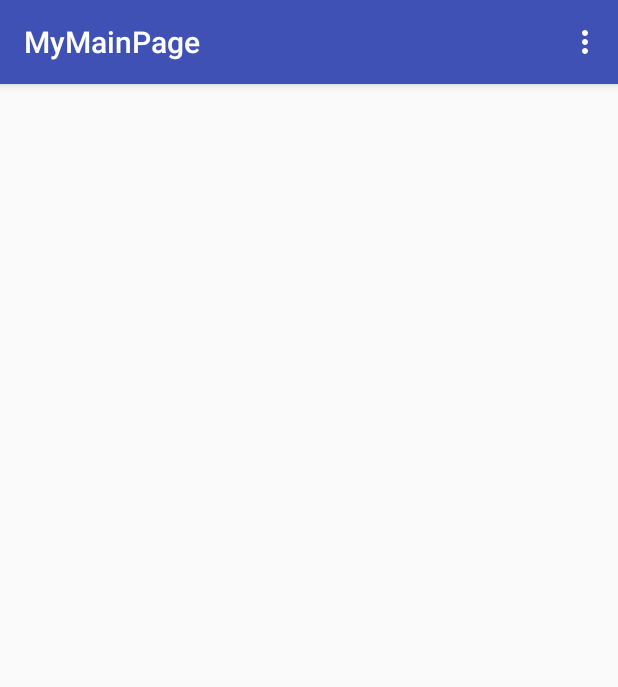
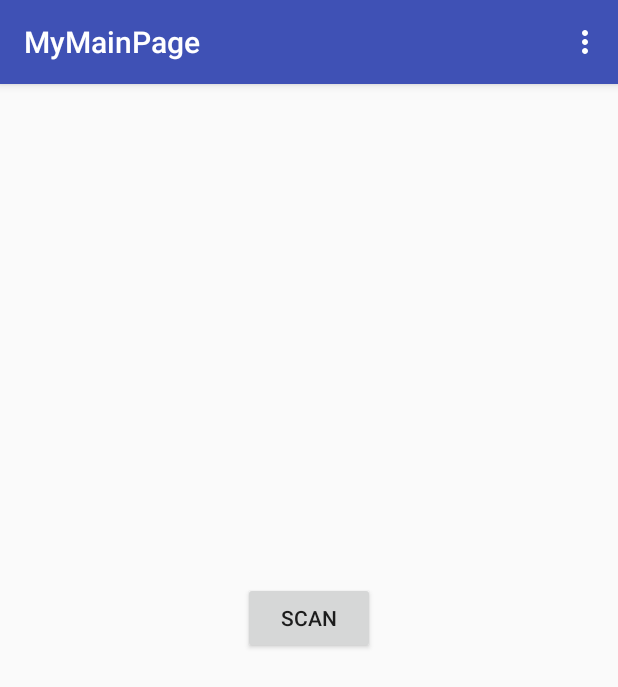
Before and after one commit to StevenMad/Foodamental, an Android app: the MyMainPage screen opened directly, with no data from a screen before it, on a phone screen of 412 x 824 dp. Shown: the top 687 px of the screen. Run offline under Robolectric (Android 15) with nearby library versions, the phone set to English and light mode, and no system bars; libraries missing offline, so code that uses them is left out: com.google.zxing.integration.

Commit message:
Mise a jour projet pour qu'il fonctionne correctement

```diff
--- a/app/build.gradle
+++ b/app/build.gradle
@@ -24,7 +24,7 @@
     testCompile 'junit:junit:4.12'
     compile 'com.android.support:appcompat-v7:23.1.1'
     compile 'com.android.support:design:23.1.1'
-    compile 'com.google.android.gms:play-services:7.8.0'
+    compile 'com.google.android.gms:play-services:8.1.0'
     compile 'com.journeyapps:zxing-android-embedded:3.0.2@aar'
     compile 'com.google.zxing:core:3.2.0'
 
--- a/app/src/main/AndroidManifest.xml
+++ b/app/src/main/AndroidManifest.xml
@@ -62,7 +62,11 @@
         <service
             android:name=".AlarmService"
             android:enabled="true" />
-        <receiver android:name=".AlarmReceiver" />
+        <receiver android:name=".AlarmReceiver" /><!-- ATTENTION: This was auto-generated to add Google Play services to your project for
+     App Indexing.  See https://g.co/AppIndexing/AndroidStudio for more information. -->
+        <meta-data
+            android:name="com.google.android.gms.version"
+            android:value="@integer/google_play_services_version" />
     </application>
 
 </manifest>
--- a/app/src/main/java/com/foodamental/AlarmService.java
+++ b/app/src/main/java/com/foodamental/AlarmService.java
@@ -29,7 +29,7 @@
                 new Intent(this, AlertPage.class), 0);
 
         NotificationCompat.Builder alamNotificationBuilder = new NotificationCompat.Builder(
-                this).setContentTitle("Alarm").setSmallIcon(R.drawable.ic_launcher)
+                this).setContentTitle("Alarm").setSmallIcon(R.drawable.ic_menu_manage)
                 .setStyle(new NotificationCompat.BigTextStyle().bigText(msg))
                 .setContentText(msg);
 
--- a/app/src/main/res/layout/content_my_main_page.xml
+++ b/app/src/main/res/layout/content_my_main_page.xml
@@ -6,9 +6,16 @@
     <Button android:id="@+id/scan_button"
         android:layout_width="wrap_content"
         android:layout_height="wrap_content"
-        android:layout_centerHorizontal="true"
         android:text="Scan"
-        android:onClick="openCamera"/>
+        android:onClick="openCamera"
+        android:layout_centerVertical="true"
+        android:layout_centerHorizontal="true" />
+
+    <TextView
+        android:id="@+id/textView"
+        android:layout_width="wrap_content"
+        android:layout_height="wrap_content"
+        android:layout_toStartOf="@+id/scan_button" />
 
     <TextView
         android:id="@+id/scan_format"
```
Also changed, not shown: app/src/main/java/com/foodamental/Barcode.java (+57 -5 lines).
